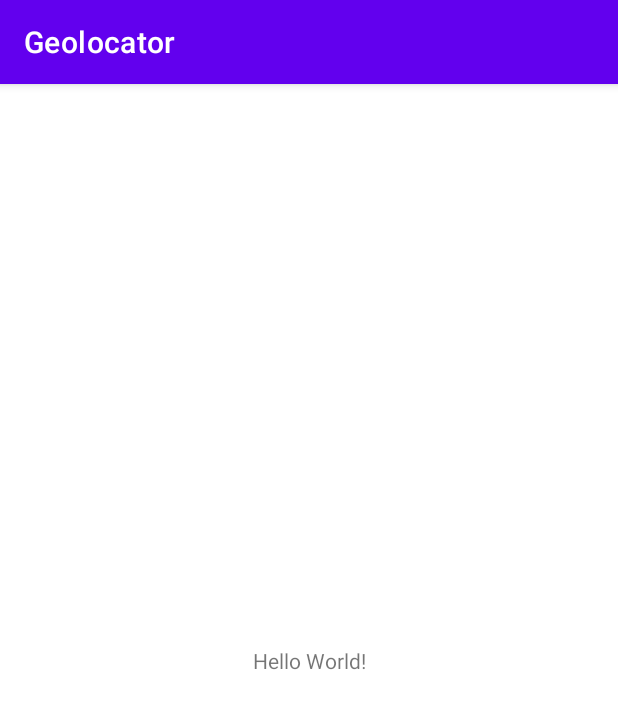
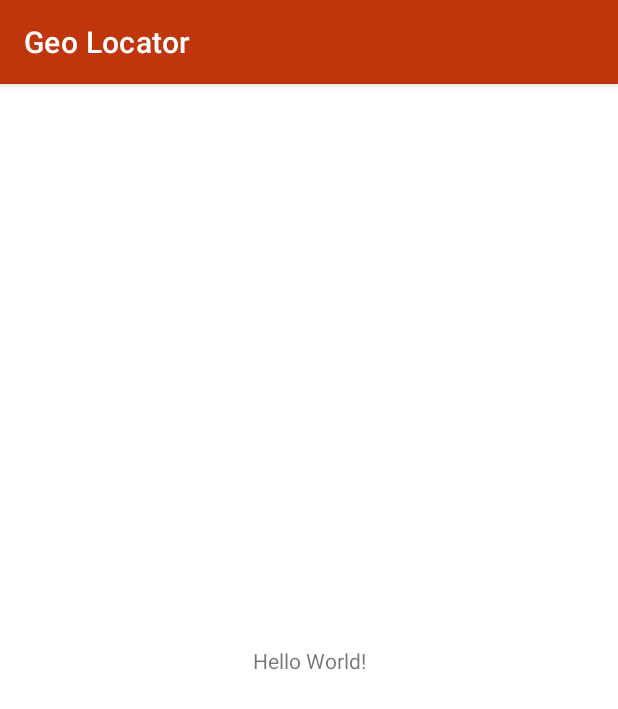
Before and after one commit to eliasmeireles/android-geolocation-example, an Android app: the screen it shows after launch (MainActivity), on a phone screen of 412 x 824 dp. Shown: the top 709 px of the screen. Run offline under Robolectric (Android 15) with nearby library versions, the phone set to English and light mode, and no system bars; our stand-ins replace Dagger/Hilt's generated code.

Commit message:
Configurações - tema do app

```diff
--- a/app/src/main/AndroidManifest.xml
+++ b/app/src/main/AndroidManifest.xml
@@ -3,12 +3,14 @@
     package="com.challenge.us.geolocator">
 
     <application
+        android:name=".app.GeoLocatorApplication"
         android:allowBackup="true"
+        android:fullBackupContent="true"
         android:icon="@mipmap/ic_launcher"
         android:label="@string/app_name"
         android:roundIcon="@mipmap/ic_launcher_round"
         android:supportsRtl="true"
-        android:theme="@style/Theme.Geolocator">
+        android:theme="@style/Theme.GeoLocator">
         <activity android:name=".MainActivity">
             <intent-filter>
                 <action android:name="android.intent.action.MAIN" />
--- a/app/src/main/java/com/challenge/us/geolocator/app/GeoLocatorApplication.java
+++ b/app/src/main/java/com/challenge/us/geolocator/app/GeoLocatorApplication.java
@@ -5,7 +5,7 @@ import android.app.Application;
 import dagger.hilt.android.HiltAndroidApp;
 
 @HiltAndroidApp
-public class WhereIsBaseApplication extends Application {
+public class GeoLocatorApplication extends Application {
 
     @Override
     public void onCreate() {
--- a/app/src/main/res/values-night/themes.xml
+++ b/app/src/main/res/values-night/themes.xml
@@ -1,13 +1,13 @@
 <resources xmlns:tools="http://schemas.android.com/tools">
     <!-- Base application theme. -->
-    <style name="Theme.Geolocator" parent="Theme.MaterialComponents.DayNight.DarkActionBar">
+    <style name="Theme.GeoLocator" parent="Theme.MaterialComponents.DayNight.DarkActionBar">
         <!-- Primary brand color. -->
-        <item name="colorPrimary">@color/purple_200</item>
-        <item name="colorPrimaryVariant">@color/purple_700</item>
+        <item name="colorPrimary">@color/primaryColor</item>
+        <item name="colorPrimaryVariant">@color/accentColor</item>
         <item name="colorOnPrimary">@color/black</item>
         <!-- Secondary brand color. -->
-        <item name="colorSecondary">@color/teal_200</item>
-        <item name="colorSecondaryVariant">@color/teal_200</item>
+        <item name="colorSecondary">@color/accentLightColor</item>
+        <item name="colorSecondaryVariant">@color/accentLightColor</item>
         <item name="colorOnSecondary">@color/black</item>
         <!-- Status bar color. -->
         <item name="android:statusBarColor" tools:targetApi="l">?attr/colorPrimaryVariant</item>
--- a/app/src/main/res/values/colors.xml
+++ b/app/src/main/res/values/colors.xml
@@ -1,10 +1,10 @@
 <?xml version="1.0" encoding="utf-8"?>
 <resources>
-    <color name="purple_200">#FFBB86FC</color>
-    <color name="purple_500">#FF6200EE</color>
-    <color name="purple_700">#FF3700B3</color>
-    <color name="teal_200">#FF03DAC5</color>
-    <color name="teal_700">#FF018786</color>
+    <color name="primaryColor">#bf360c</color>
+    <color name="accentColor">#870000</color>
+    <color name="accentLightColor">#f9683a</color>
     <color name="black">#FF000000</color>
     <color name="white">#FFFFFFFF</color>
+
+    <color name="splash_screen_background">#0E0D0D</color>
 </resources>
--- a/app/src/main/res/values/strings.xml
+++ b/app/src/main/res/values/strings.xml
@@ -1,3 +1,3 @@
 <resources>
-    <string name="app_name">Geolocator</string>
+    <string name="app_name">Geo Locator</string>
 </resources>
--- a/app/src/main/res/values/themes.xml
+++ b/app/src/main/res/values/themes.xml
@@ -1,13 +1,13 @@
 <resources xmlns:tools="http://schemas.android.com/tools">
     <!-- Base application theme. -->
-    <style name="Theme.Geolocator" parent="Theme.MaterialComponents.DayNight.DarkActionBar">
+    <style name="Theme.GeoLocator" parent="Theme.MaterialComponents.DayNight.DarkActionBar">
         <!-- Primary brand color. -->
-        <item name="colorPrimary">@color/purple_500</item>
-        <item name="colorPrimaryVariant">@color/purple_700</item>
+        <item name="colorPrimary">@color/primaryColor</item>
+        <item name="colorPrimaryVariant">@color/accentColor</item>
         <item name="colorOnPrimary">@color/white</item>
         <!-- Secondary brand color. -->
-        <item name="colorSecondary">@color/teal_200</item>
-        <item name="colorSecondaryVariant">@color/teal_700</item>
+        <item name="colorSecondary">@color/accentLightColor</item>
+        <item name="colorSecondaryVariant">@color/accentColor</item>
         <item name="colorOnSecondary">@color/black</item>
         <!-- Status bar color. -->
         <item name="android:statusBarColor" tools:targetApi="l">?attr/colorPrimaryVariant</item>
```
